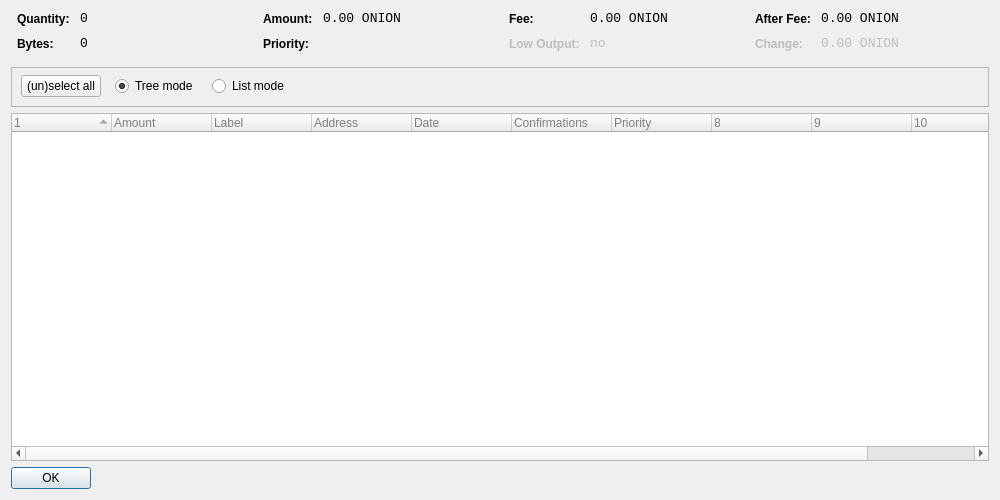
First picture: the form in src/qt/forms/coincontroldialog.ui, repository deeponion/deeponion-legacy, before the edit.
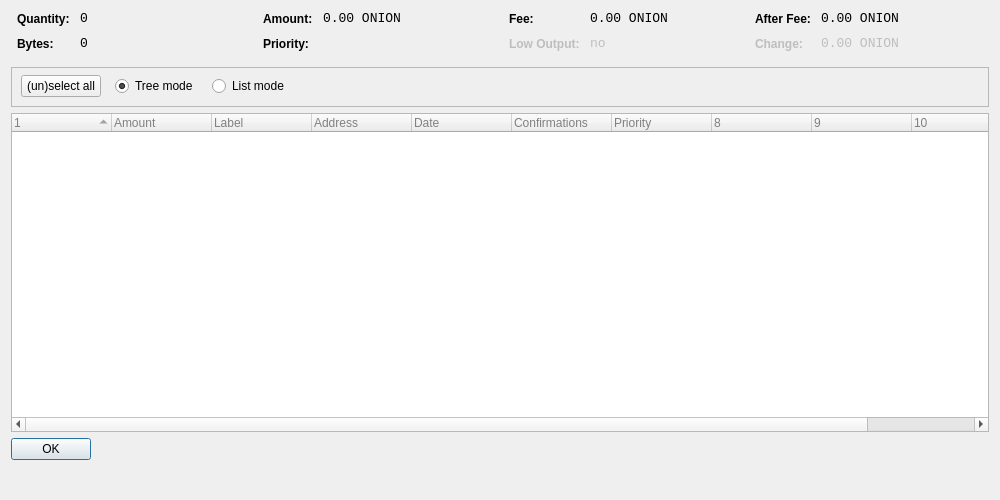
Second picture: the form after the edit. Custom widgets are drawn as their Qt base class.

The edit to the form file:
```diff
--- a/src/qt/forms/coincontroldialog.ui
+++ b/src/qt/forms/coincontroldialog.ui
@@ -17,6 +17,9 @@
    <string notr="true"/>
   </property>
   <layout class="QVBoxLayout" name="verticalLayout">
+   <property name="bottomMargin">
+    <number>40</number>
+   </property>
    <item>
     <layout class="QHBoxLayout" name="horizontalLayoutTop" stretch="0,0,0,0">
      <property name="topMargin">
```
